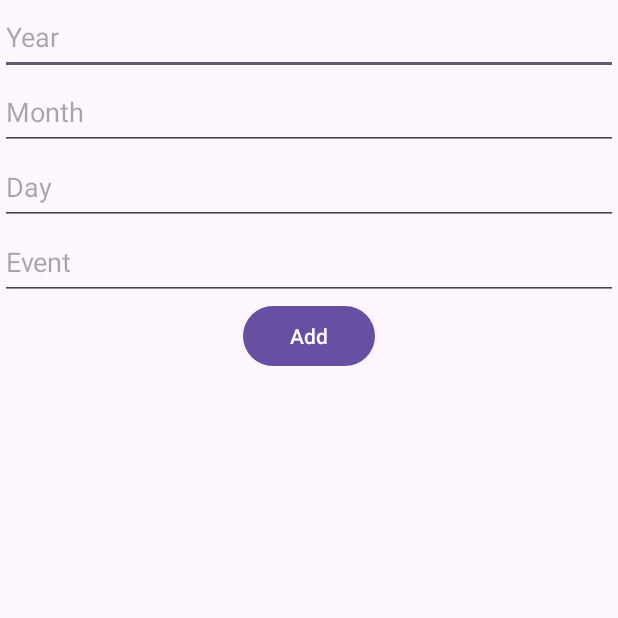
After one commit to mihaela2003/Radu_Mihaela_Alexandra_ActivitateDAM2024, an Android app: the AddHistoricalEvent screen opened directly, with no data from a screen before it, on a phone screen of 412 x 824 dp, the top half of it. The commit adds this screen. Run offline under Robolectric (Android 15) with nearby library versions, the phone set to English and light mode, and no system bars; our stand-ins replace Room's generated code.

Commit message:
lista+json+db

```diff
--- a/pregatire_test2_5/app/build.gradle.kts
+++ b/pregatire_test2_5/app/build.gradle.kts
@@ -33,6 +33,8 @@ android {
 
 dependencies {
 
+    annotationProcessor("androidx.room:room-compiler:2.6.1")
+    implementation("androidx.room:room-runtime:2.6.1")
     implementation(libs.appcompat)
     implementation(libs.material)
     implementation(libs.activity)
--- /dev/null
+++ b/pregatire_test2_5/app/src/main/java/com/example/pregatire_test2_5/AddHistoricalEvent.java
@@ -0,0 +1,84 @@
+package com.example.pregatire_test2_5;
+
+import android.content.Intent;
+import android.os.Bundle;
+import android.view.View;
+import android.widget.Button;
+import android.widget.EditText;
+import android.widget.Toast;
+
+import androidx.activity.EdgeToEdge;
+import androidx.appcompat.app.AppCompatActivity;
+import androidx.core.graphics.Insets;
+import androidx.core.view.ViewCompat;
+import androidx.core.view.WindowInsetsCompat;
+import androidx.room.Room;
+
+import java.util.concurrent.Executor;
+import java.util.concurrent.Executors;
+
+public class AddHistoricalEvent extends AppCompatActivity {
+    HistoricalEventDataBase database;
+
+    @Override
+    protected void onCreate(Bundle savedInstanceState) {
+        super.onCreate(savedInstanceState);
+        EdgeToEdge.enable(this);
+        setContentView(R.layout.activity_add_historical_event);
+        ViewCompat.setOnApplyWindowInsetsListener(findViewById(R.id.main), (v, insets) -> {
+            Insets systemBars = insets.getInsets(WindowInsetsCompat.Type.systemBars());
+            v.setPadding(systemBars.left, systemBars.top, systemBars.right, systemBars.bottom);
+            return insets;
+        });
+        database = Room.databaseBuilder(getApplicationContext(), HistoricalEventDataBase.class, "HistoricalEvent.db").build();
+
+        Intent it = getIntent();
+        if(it.hasExtra("he")){
+            HistoricalEvent he = it.getParcelableExtra("he");
+            EditText etYear = findViewById(R.id.etYear);
+            EditText etMonth = findViewById(R.id.etMonth);
+            EditText etDay = findViewById(R.id.etDay);
+            EditText etEvent = findViewById(R.id.etEvent);
+
+            etYear.setText(""+he.getYear());
+            etMonth.setText(""+he.getMonth());
+            etDay.setText(""+he.getDay());
+            etEvent.setText(he.getEvent());
+        }
+
+        Executor executor = Executors.newSingleThreadExecutor();
+
+        Button btn = findViewById(R.id.buttonAdd);
+        btn.setOnClickListener(new View.OnClickListener() {
+            @Override
+            public void onClick(View view) {
+                EditText etYear = findViewById(R.id.etYear);
+                String sYear = etYear.getText().toString();
+                int year = Integer.parseInt(sYear);
+                EditText etMonth = findViewById(R.id.etMonth);
+                String sMonth = etMonth.getText().toString();
+                int month = Integer.parseInt(sMonth);
+                EditText etDay = findViewById(R.id.etDay);
+                String sDay = etDay.getText().toString();
+                int day = Integer.parseInt(sDay);
+                EditText etEvent = findViewById(R.id.etEvent);
+                String event = etEvent.getText().toString();
+
+                HistoricalEvent he = new HistoricalEvent(year, month, day, event);
+                Toast.makeText(getApplicationContext(), he.toString(), Toast.LENGTH_LONG).show();
+
+                executor.execute(new Runnable() {
+                    @Override
+                    public void run() {
+                        database.daoHE().insert(he);
+                    }
+                });
+
+                Intent it = new Intent();
+                it.putExtra("he", he);
+                setResult(RESULT_OK, it);
+                finish();
+            }
+        });
+    }
+}
--- /dev/null
+++ b/pregatire_test2_5/app/src/main/java/com/example/pregatire_test2_5/HistoricalEventDao.java
@@ -0,0 +1,21 @@
+package com.example.pregatire_test2_5;
+
+import androidx.room.Dao;
+import androidx.room.Delete;
+import androidx.room.Insert;
+import androidx.room.Query;
+import androidx.room.Update;
+
+import java.util.List;
+
+@Dao
+public interface HistoricalEventDao {
+    @Insert
+    void insert(HistoricalEvent he);
+    @Query("SELECT * FROM HistoricalEvent")
+    List<HistoricalEvent> select();
+    @Update
+    void update(HistoricalEvent he);
+    @Delete
+    void delete(HistoricalEvent he);
+}
--- /dev/null
+++ b/pregatire_test2_5/app/src/main/java/com/example/pregatire_test2_5/HistoricalEventDataBase.java
@@ -0,0 +1,9 @@
+package com.example.pregatire_test2_5;
+
+import androidx.room.Database;
+import androidx.room.RoomDatabase;
+
+@Database(entities = {HistoricalEvent.class}, version = 1)
+public abstract class HistoricalEventDataBase extends RoomDatabase {
+    public abstract HistoricalEventDao daoHE();
+}
--- /dev/null
+++ b/pregatire_test2_5/app/src/main/res/layout/activity_add_historical_event.xml
@@ -0,0 +1,86 @@
+<?xml version="1.0" encoding="utf-8"?>
+<LinearLayout xmlns:android="http://schemas.android.com/apk/res/android"
+    xmlns:app="http://schemas.android.com/apk/res-auto"
+    xmlns:tools="http://schemas.android.com/tools"
+    android:id="@+id/main"
+    android:layout_width="match_parent"
+    android:layout_height="match_parent"
+    tools:context=".AddHistoricalEvent"
+    android:orientation="vertical">
+
+    <LinearLayout
+        android:layout_width="match_parent"
+        android:layout_height="wrap_content"
+        android:orientation="horizontal">
+
+        <EditText
+            android:id="@+id/etYear"
+            android:layout_width="match_parent"
+            android:layout_height="50dp"
+            android:ems="10"
+            android:hint="Year"
+            android:inputType="text"
+            tools:layout_editor_absoluteX="83dp"
+            tools:layout_editor_absoluteY="43dp" />
+    </LinearLayout>
+    <LinearLayout
+        android:layout_width="match_parent"
+        android:layout_height="wrap_content"
+        android:orientation="horizontal">
+
+        <EditText
+            android:id="@+id/etMonth"
+            android:layout_width="match_parent"
+            android:layout_height="50dp"
+            android:ems="10"
+            android:hint="Month"
+            android:inputType="text"
+            tools:layout_editor_absoluteX="40dp"
+            tools:layout_editor_absoluteY="142dp" />
+    </LinearLayout>
+    <LinearLayout
+        android:layout_width="match_parent"
+        android:layout_height="wrap_content"
+        android:orientation="horizontal">
+
+        <EditText
+            android:id="@+id/etDay"
+            android:layout_width="match_parent"
+            android:layout_height="50dp"
+            android:ems="10"
+            android:hint="Day"
+            android:inputType="text"
+            tools:layout_editor_absoluteX="60dp"
+            tools:layout_editor_absoluteY="214dp" />
+
+    </LinearLayout>
+    <LinearLayout
+        android:layout_width="match_parent"
+        android:layout_height="wrap_content"
+        android:orientation="horizontal">
+
+        <EditText
+            android:id="@+id/etEvent"
+            android:layout_width="match_parent"
+            android:layout_height="50dp"
+            android:ems="10"
+            android:hint="Event"
+            android:inputType="text"
+            tools:layout_editor_absoluteX="92dp"
+            tools:layout_editor_absoluteY="357dp" />
+
+    </LinearLayout>
+    <LinearLayout
+        android:layout_width="match_parent"
+        android:layout_height="wrap_content"
+        android:orientation="vertical">
+        <Button
+            android:id="@+id/buttonAdd"
+            android:layout_width="wrap_content"
+            android:layout_height="wrap_content"
+            android:text="Add"
+            android:layout_gravity="center_horizontal"
+            tools:layout_editor_absoluteX="156dp"
+            tools:layout_editor_absoluteY="523dp" />
+    </LinearLayout>
+</LinearLayout>
```
Also changed, not shown: pregatire_test2_5/app/src/main/AndroidManifest.xml (+11 -0 lines), pregatire_test2_5/app/src/main/java/com/example/pregatire_test2_5/ApiNinjaHistoricalEvent.java (added, +109 -0 lines), pregatire_test2_5/app/src/main/java/com/example/pregatire_test2_5/HistoricalEvent.java (added, +100 -0 lines), pregatire_test2_5/app/src/main/java/com/example/pregatire_test2_5/ListHistoricalEvent.java (added, +123 -0 lines), pregatire_test2_5/app/src/main/java/com/example/pregatire_test2_5/MainActivity.java (+46 -0 lines), pregatire_test2_5/app/src/main/res/layout/activity_api_ninja_historical_event.xml (added, +57 -0 lines), pregatire_test2_5/app/src/main/res/layout/activity_list_historical_event.xml (added, +17 -0 lines), pregatire_test2_5/app/src/main/res/layout/activity_main.xml (+28 -3 lines).
